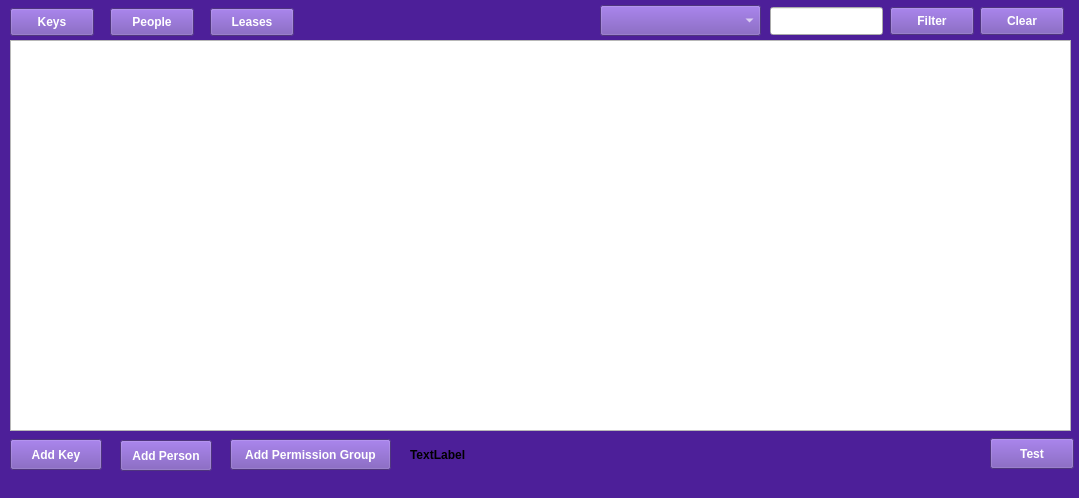
The window that mainwindow.ui (kieranmckenzie/teamworking_key_management_app) describes before a commit, drawn with Qt 5.
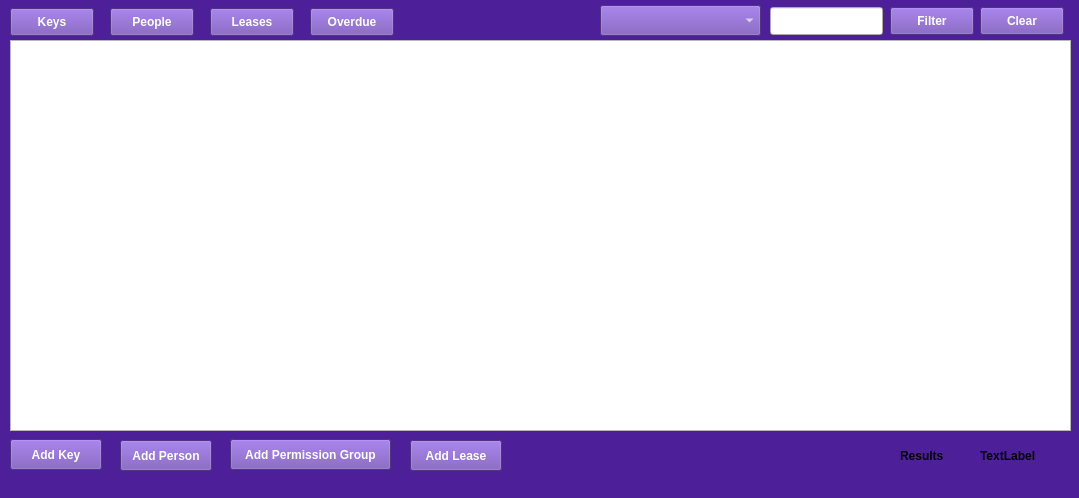
The same window after the commit.

The edit to the form file:
```diff
--- a/mainwindow.ui
+++ b/mainwindow.ui
@@ -71,8 +71,8 @@
    <widget class="QLabel" name="main_result_count_label">
     <property name="geometry">
      <rect>
-      <x>410</x>
-      <y>439</y>
+      <x>980</x>
+      <y>440</y>
       <width>63</width>
       <height>31</height>
      </rect>
@@ -182,20 +182,7 @@
      <string>Leases</string>
     </property>
    </widget>
-   <widget class="QPushButton" name="main_test">
-    <property name="geometry">
-     <rect>
-      <x>990</x>
-      <y>438</y>
-      <width>84</width>
-      <height>31</height>
-     </rect>
-    </property>
-    <property name="text">
-     <string>Test</string>
-    </property>
-   </widget>
-   <widget class="QPushButton" name="main_pushButton_2">
+   <widget class="QPushButton" name="main_pushButton_add_person">
     <property name="geometry">
      <rect>
       <x>120</x>
@@ -208,6 +195,45 @@
      <string>Add Person</string>
     </property>
    </widget>
+   <widget class="QLabel" name="main_resultsLabel">
+    <property name="geometry">
+     <rect>
+      <x>900</x>
+      <y>440</y>
+      <width>67</width>
+      <height>31</height>
+     </rect>
+    </property>
+    <property name="text">
+     <string>Results</string>
+    </property>
+   </widget>
+   <widget class="QPushButton" name="main_pushButton_add_lease">
+    <property name="geometry">
+     <rect>
+      <x>410</x>
+      <y>440</y>
+      <width>92</width>
+      <height>31</height>
+     </rect>
+    </property>
+    <property name="text">
+     <string>Add Lease</string>
+    </property>
+   </widget>
+   <widget class="QPushButton" name="main_overdueButton">
+    <property name="geometry">
+     <rect>
+      <x>310</x>
+      <y>8</y>
+      <width>84</width>
+      <height>28</height>
+     </rect>
+    </property>
+    <property name="text">
+     <string>Overdue</string>
+    </property>
+   </widget>
   </widget>
   <widget class="QMenuBar" name="menuBar">
    <property name="geometry">
```
